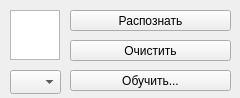
Old version of the form mainwindow.ui in the repository unusGloriam/digit_recognition.
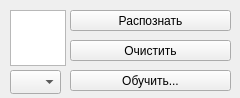
New version of the form.

```diff
--- a/mainwindow.ui
+++ b/mainwindow.ui
@@ -37,8 +37,8 @@
      <rect>
       <x>10</x>
       <y>10</y>
-      <width>50</width>
-      <height>50</height>
+      <width>56</width>
+      <height>56</height>
      </rect>
     </property>
     <property name="sizePolicy">
@@ -49,8 +49,8 @@
     </property>
     <property name="maximumSize">
      <size>
-      <width>50</width>
-      <height>50</height>
+      <width>56</width>
+      <height>56</height>
      </size>
     </property>
    </widget>
```
